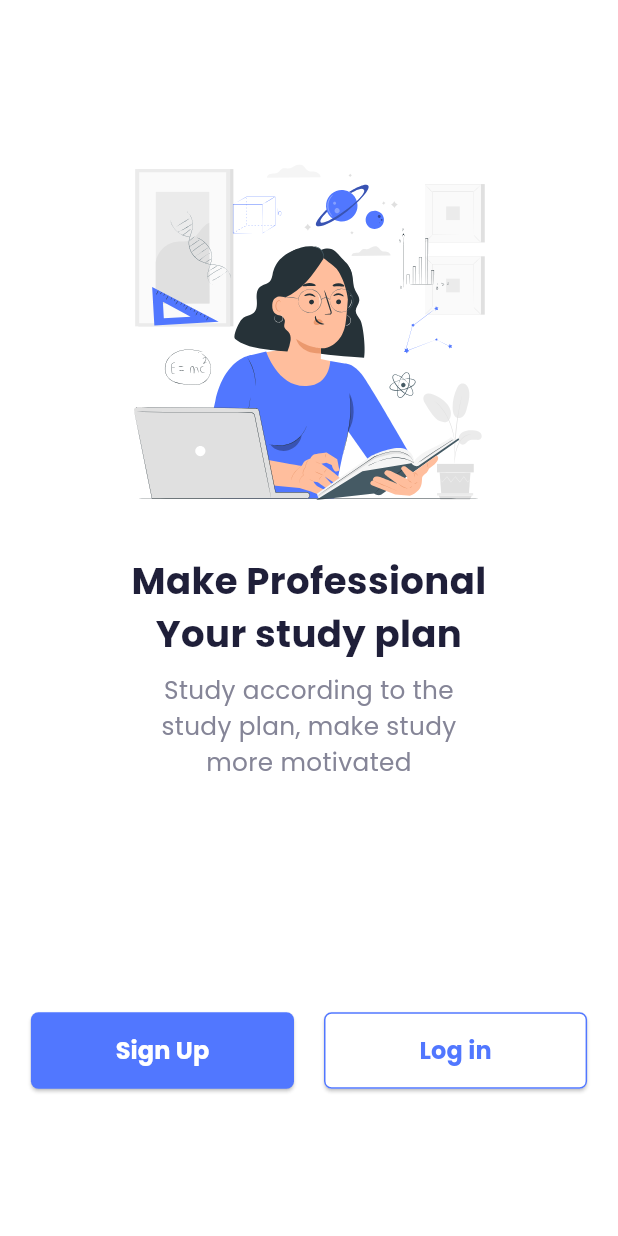
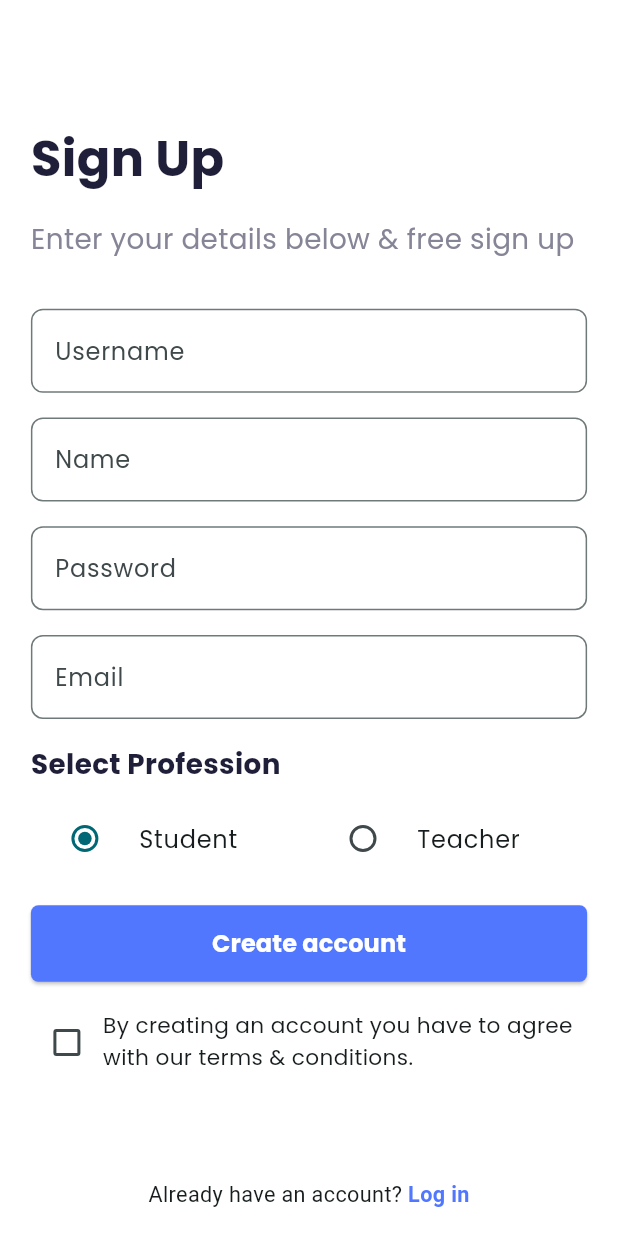
Before and after one commit to IamSAShuvo/classroom-app, a Flutter app: the screen it shows after launch, after a tap on "Sign Up", on a phone screen of 412 x 824 dp. Run offline on Flutter 3.47's test engine with Material 3 defaults, Android fonts, the phone set to English and light mode, and no system bars; our stand-ins replace flutter_svg.

Commit message:
refactor: Build sign up page and use routing to navigate to the sign up page

```diff
--- a/lib/components/widgets/CustomButton/custom_button.dart
+++ b/lib/components/widgets/CustomButton/custom_button.dart
@@ -8,12 +8,14 @@ class CustomButton extends StatelessWidget {
     required this.buttonBgColor,
     this.buttonTextColor,
     this.buttonBorderColor,
+    this.onPressed,
   });
 
   final String buttonText;
   final Color buttonBgColor;
   final Color? buttonTextColor;
   final Color? buttonBorderColor;
+  final VoidCallback? onPressed;
 
   @override
   Widget build(BuildContext context) {
@@ -22,17 +24,17 @@ class CustomButton extends StatelessWidget {
     const double defaultBorderRadius = 5;
 
     return ElevatedButton(
-      onPressed: () {},
+      onPressed: onPressed,
       style: ElevatedButton.styleFrom(
         padding: EdgeInsets.symmetric(
           horizontal: screenWidth * 0.08,
           vertical: 14,
         ),
         backgroundColor: buttonBgColor,
-        side: buttonBorderColor != null
-            ? BorderSide(color: buttonBorderColor!)
-            : null,
         shape: RoundedRectangleBorder(
+          side: buttonBorderColor != null
+              ? BorderSide(color: buttonBorderColor!)
+              : BorderSide.none,
           borderRadius: BorderRadius.circular(defaultBorderRadius),
         ),
       ),
@@ -41,7 +43,6 @@ class CustomButton extends StatelessWidget {
         style: TextStyle(
           color: buttonTextColor ?? AppColors.white,
           fontSize: MediaQuery.textScalerOf(context).scale(16.0),
-          fontFamily: 'Poppins',
           fontWeight: FontWeight.bold,
         ),
       ),
--- a/lib/components/widgets/HomeScreen/home_screen.dart
+++ b/lib/components/widgets/HomeScreen/home_screen.dart
@@ -18,7 +18,7 @@ class HomeScreen extends StatelessWidget {
     return AnnotatedRegion(
       value: const SystemUiOverlayStyle(
           statusBarIconBrightness: Brightness.dark,
-          statusBarColor: Colors.black38),
+          statusBarColor: Colors.black26),
       child: Scaffold(
         backgroundColor: AppColors.white,
         body: Padding(
@@ -56,27 +56,33 @@ class HomeScreen extends StatelessWidget {
               SizedBox(
                 height: screenHeight * 0.1875,
               ),
-              const Row(
+              Row(
                 mainAxisAlignment: MainAxisAlignment.spaceBetween,
                 children: [
                   Expanded(
                     child: Padding(
-                      padding: EdgeInsets.only(right: 10.0),
+                      padding: const EdgeInsets.only(right: 10.0),
                       child: CustomButton(
                         buttonText: 'Sign Up',
                         buttonBgColor: AppColors.btnSecondaryColor,
                         buttonTextColor: AppColors.white,
+                        onPressed: () {
+                          Navigator.pushNamed(context, '/signup');
+                        },
                       ),
                     ),
                   ),
                   Expanded(
                     child: Padding(
-                      padding: EdgeInsets.only(left: 10.0),
+                      padding: const EdgeInsets.only(left: 10.0),
                       child: CustomButton(
                         buttonText: 'Log in',
                         buttonBgColor: AppColors.white,
                         buttonTextColor: AppColors.btnSecondaryColor,
                         buttonBorderColor: AppColors.btnSecondaryColor,
+                        onPressed: () {
+                          Navigator.pushNamed(context, '/login');
+                        },
                       ),
                     ),
                   ),
--- /dev/null
+++ b/lib/components/widgets/SignUpScreen/sign_up_screen.dart
@@ -0,0 +1,196 @@
+import 'package:flutter/material.dart';
+import '../CustomButton/custom_button.dart';
+import 'package:classroom_app/components/styles/color/colors.dart';
+
+class SignUpScreen extends StatefulWidget {
+  const SignUpScreen({super.key});
+
+  @override
+  State<SignUpScreen> createState() => _SignUpScreenState();
+}
+
+class _SignUpScreenState extends State<SignUpScreen> {
+  int _selectedProfession = 1; // Default to Student
+  bool _isTermsChecked = false;
+
+  @override
+  Widget build(BuildContext context) {
+    MediaQueryData mediaQuery = MediaQuery.of(context);
+    double screenWidth = mediaQuery.size.width;
+    double screenHeight = mediaQuery.size.height;
+
+    return Scaffold(
+      backgroundColor: AppColors.white,
+      body: LayoutBuilder(
+        builder: (context, constraints) {
+          final isSmallScreen = constraints.maxHeight < 600;
+
+          return Padding(
+            padding: EdgeInsets.symmetric(horizontal: screenWidth * 0.05),
+            child: Column(
+              mainAxisSize: MainAxisSize.min,
+              crossAxisAlignment: CrossAxisAlignment.start,
+              children: [
+                // Top spacing or logo section
+                if (!isSmallScreen)
+                  SizedBox(height: constraints.maxHeight * 0.1),
+                if (isSmallScreen) const Spacer(),
+                // Title
+                Text(
+                  'Sign Up',
+                  style: TextStyle(
+                    color: AppColors.homeScreenHeadingColor,
+                    fontSize: screenWidth * 0.08,
+                    fontWeight: FontWeight.bold,
+                  ),
+                ),
+                SizedBox(height: screenHeight * 0.02),
+                Text(
+                  'Enter your details below & free sign up',
+                  style: TextStyle(
+                    color: AppColors.classroomSecondaryColor,
+                    fontSize: screenWidth * 0.045,
+                  ),
+                ),
+                SizedBox(height: screenHeight * 0.04),
+                // Input Fields
+                Expanded(
+                  flex: isSmallScreen ? 8 : 10,
+                  child: ListView(
+                    physics: isSmallScreen
+                        ? const BouncingScrollPhysics()
+                        : const NeverScrollableScrollPhysics(),
+                    padding: EdgeInsets.zero,
+                    children: [
+                      TextField(
+                        decoration: InputDecoration(
+                          labelText: 'Username',
+                          border: OutlineInputBorder(
+                            borderRadius: BorderRadius.circular(8),
+                          ),
+                        ),
+                      ),
+                      SizedBox(height: screenHeight * 0.02),
+                      TextField(
+                        decoration: InputDecoration(
+                          labelText: 'Name',
+                          border: OutlineInputBorder(
+                            borderRadius: BorderRadius.circular(8),
+                          ),
+                        ),
+                      ),
+                      SizedBox(height: screenHeight * 0.02),
+                      TextField(
+                        obscureText: true,
+                        decoration: InputDecoration(
+                          labelText: 'Password',
+                          border: OutlineInputBorder(
+                            borderRadius: BorderRadius.circular(8),
+                          ),
+                        ),
+                      ),
+                      SizedBox(height: screenHeight * 0.02),
+                      TextField(
+                        decoration: InputDecoration(
+                          labelText: 'Email',
+                          border: OutlineInputBorder(
+                            borderRadius: BorderRadius.circular(8),
+                          ),
+                        ),
+                      ),
+                      SizedBox(height: screenHeight * 0.02),
+                      // Profession Selection
+                      Text(
+                        'Select Profession',
+                        style: TextStyle(
+                          color: AppColors.homeScreenHeadingColor,
+                          fontSize: screenWidth * 0.045,
+                          fontWeight: FontWeight.bold,
+                        ),
+                      ),
+                      SizedBox(height: screenHeight * 0.01),
+                      Row(
+                        children: [
+                          Expanded(
+                            child: RadioListTile(
+                              value: 1,
+                              groupValue: _selectedProfession,
+                              onChanged: (value) {
+                                setState(() {
+                                  _selectedProfession = value!;
+                                });
+                              },
+                              title: const Text('Student'),
+                            ),
+                          ),
+                          Expanded(
+                            child: RadioListTile(
+                              value: 2,
+                              groupValue: _selectedProfession,
+                              onChanged: (value) {
+                                setState(() {
+                                  _selectedProfession = value!;
+                                });
+                              },
+                              title: const Text('Teacher'),
+                            ),
+                          ),
+                        ],
+                      ),
+                      SizedBox(height: screenHeight * 0.02),
+                      CustomButton(
+                        buttonText: 'Create account',
+                        buttonBgColor: AppColors.btnSecondaryColor,
+                        buttonTextColor: AppColors.white,
+                        onPressed: () {},
+                      ),
+                      if (!isSmallScreen) SizedBox(height: screenHeight * 0.02),
+                      Row(
+                        children: [
+                          Checkbox(
+                            value: _isTermsChecked,
+                            onChanged: (value) {
+                              setState(() {
+                                _isTermsChecked = value!;
+                              });
+                            },
+                          ),
+                          Expanded(
+                            child: Text(
+                              'By creating an account you have to agree with our terms & conditions.',
+                              style: TextStyle(fontSize: screenWidth * 0.035),
+                            ),
+                          ),
+                        ],
+                      ),
+                    ],
+                  ),
+                ),
+
+                SizedBox(height: screenHeight * 0.02),
+                Center(
+                  child: Text.rich(
+                    TextSpan(
+                      text: 'Already have an account? ',
+                      style: TextStyle(fontSize: screenWidth * 0.035),
+                      children: const [
+                        TextSpan(
+                          text: 'Log in',
+                          style: TextStyle(
+                            color: AppColors.btnSecondaryColor,
+                            fontWeight: FontWeight.bold,
+                          ),
+                        ),
+                      ],
+                    ),
+                  ),
+                ),
+                if (!isSmallScreen) SizedBox(height: screenHeight * 0.02),
+              ],
+            ),
+          );
+        },
+      ),
+    );
+  }
+}
--- a/lib/main.dart
+++ b/lib/main.dart
@@ -1,6 +1,7 @@
 import 'package:flutter/material.dart';
 import 'package:classroom_app/components/styles/color/colors.dart';
 import 'package:classroom_app/components/widgets/HomeScreen/home_screen.dart';
+import 'package:classroom_app/components/widgets/SignUpScreen/sign_up_screen.dart';
 
 void main() {
   runApp(const ClassroomApp());
@@ -22,8 +23,8 @@ class ClassroomApp extends StatelessWidget {
       initialRoute: '/',
       routes: {
         '/': (context) => const HomeScreen(),
+        '/signup': (context) => const SignUpScreen(),
       },
-      // home: const HomeScreen(),
     );
   }
 }
```
